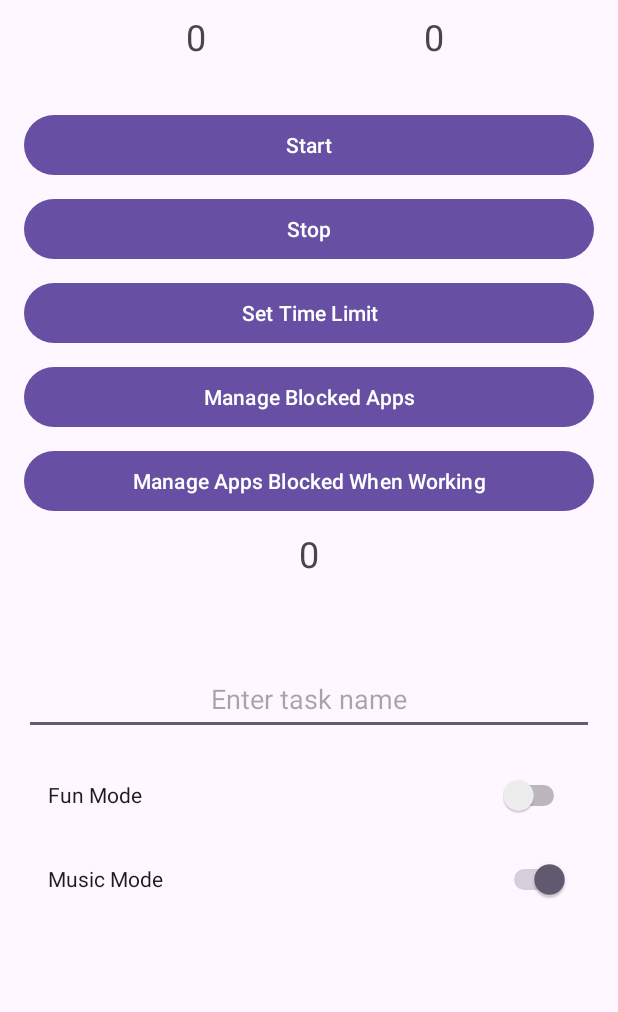
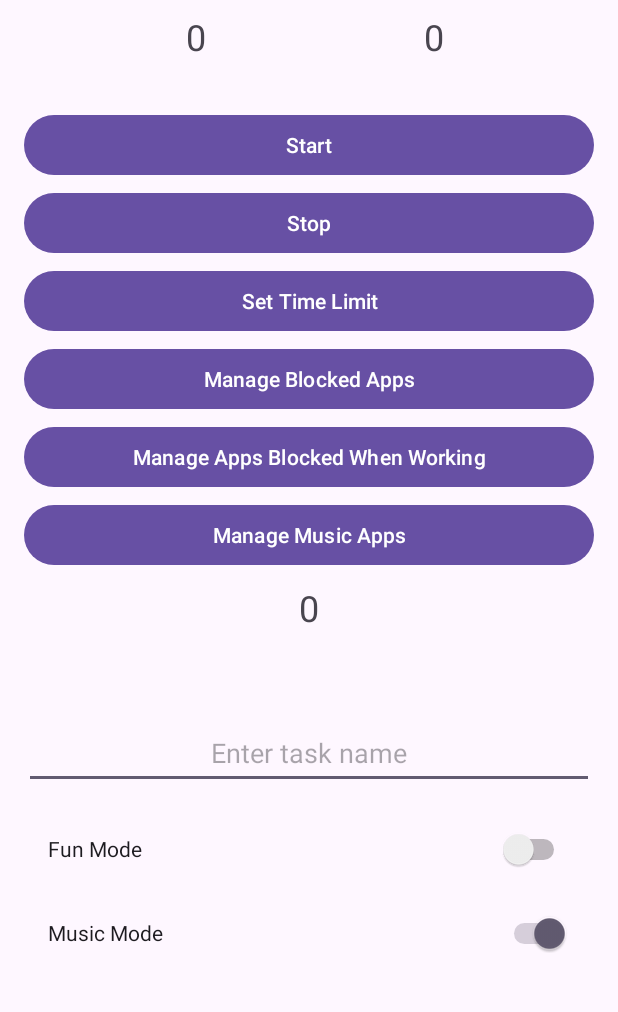
Before and after one commit to aamirza/startlines, an Android app: the screen it shows after launch (MainActivity), on a phone screen of 412 x 824 dp, the part 77-1089 px from its top. Run offline under Robolectric (Android 15) with nearby library versions, the phone set to English and light mode, and no system bars.

Commit message:
Created Music Mode apps button and music mode apps
Created the music mode button which lets users select which apps they want to open during music mode. (Have not implemented the music app opening feature yet).

```diff
--- a/app/src/main/java/com/asmirza/startlines/AppBlockingActivity.java
+++ b/app/src/main/java/com/asmirza/startlines/AppBlockingActivity.java
@@ -96,6 +96,8 @@ public class AppBlockingActivity extends AppCompatActivity {
             editor.putStringSet("blockedApps", selectedAppPackageNames);
         } else if (blockType.equals("DISTRACTING_APPS_BLOCK")) {
             editor.putStringSet("distractingApps", selectedAppPackageNames);
+        } else if (blockType.equals("MUSIC_APPS")) {
+            editor.putStringSet("musicApps", selectedAppPackageNames);
         }
 
         editor.apply();
@@ -107,6 +109,8 @@ public class AppBlockingActivity extends AppCompatActivity {
             return prefs.getStringSet("blockedApps", new HashSet<>());
         } else if (blockType.equals("DISTRACTING_APPS_BLOCK")) {
             return prefs.getStringSet("distractingApps", new HashSet<>());
+        } else if (blockType.equals("MUSIC_APPS")) {
+            return prefs.getStringSet("musicApps", new HashSet<>());
         }
 
         return prefs.getStringSet("blockedApps", new HashSet<>());
--- a/app/src/main/java/com/asmirza/startlines/MainActivity.java
+++ b/app/src/main/java/com/asmirza/startlines/MainActivity.java
@@ -72,13 +72,14 @@ public class MainActivity extends AppCompatActivity {
         setupSetTimeLimitButton();
         setupManageAppsButton();
         setupManagedDistractingAppsButton();
+        setupManageMusicAppsButton();
         if (!isAccessibilityServiceEnabled()) {
             showAccessibilityServiceDialog();
         }
         scheduleStartlines();
         scheduleMidnightAlarm();
         setupBackPressHandler();
-        scheduleStartlineChecker(1, "startline");  // for testing, will schedule Startline in 1 minute
+        //scheduleStartlineChecker(1, "startline");  // for testing, will schedule Startline in 1 minute
     }
 
     private void funModeSwitchListener() {
@@ -147,6 +148,18 @@ public class MainActivity extends AppCompatActivity {
             Log.d("MainActivity", "Manage distracting apps button pressed");
             Intent intent = new Intent(this, AppBlockingActivity.class);
             intent.putExtra("blockType", "DISTRACTING_APPS_BLOCK");
+            startActivity(intent);
+        });
+    }
+
+    private void setupManageMusicAppsButton() {
+        Button manageMusicAppsButton = findViewById(R.id.music_apps_button);
+        Log.d("MainActivity", "Setting up music apps button");
+
+        manageMusicAppsButton.setOnClickListener(v -> {
+            Log.d("MainActivity", "Manage music apps button pressed");
+            Intent intent = new Intent(this, AppBlockingActivity.class);
+            intent.putExtra("blockType", "MUSIC_APPS");
             startActivity(intent);
         });
     }
--- a/app/src/main/res/layout/activity_main.xml
+++ b/app/src/main/res/layout/activity_main.xml
@@ -73,7 +73,7 @@
         android:layout_width="0dp"
         android:layout_height="wrap_content"
         android:layout_marginStart="16dp"
-        android:layout_marginTop="8dp"
+        android:layout_marginTop="4dp"
         android:layout_marginEnd="16dp"
         android:text="@string/stop_button_text"
         app:layout_constraintBottom_toTopOf="@+id/time_limit_button"
@@ -87,7 +87,7 @@
         android:layout_width="0dp"
         android:layout_height="wrap_content"
         android:layout_marginStart="16dp"
-        android:layout_marginTop="8dp"
+        android:layout_marginTop="4dp"
         android:layout_marginEnd="16dp"
         android:text="@string/set_time_limit_text"
         app:layout_constraintBottom_toTopOf="@+id/blocked_apps_button"
@@ -105,7 +105,7 @@
         android:textSize="24sp"
         app:layout_constraintEnd_toEndOf="parent"
         app:layout_constraintStart_toStartOf="parent"
-        app:layout_constraintTop_toBottomOf="@id/distracting_apps_button" />
+        app:layout_constraintTop_toBottomOf="@id/music_apps_button" />
 
     <TextView
         android:id="@+id/working_until_text"
@@ -168,7 +168,7 @@
         android:layout_width="0dp"
         android:layout_height="wrap_content"
         android:layout_marginStart="16dp"
-        android:layout_marginTop="8dp"
+        android:layout_marginTop="4dp"
         android:layout_marginEnd="16dp"
         android:text="@string/manage_blocked_apps_button_text"
         app:layout_constraintBottom_toTopOf="@id/distracting_apps_button"
@@ -181,12 +181,25 @@
         android:layout_width="0dp"
         android:layout_height="wrap_content"
         android:layout_marginStart="16dp"
-        android:layout_marginTop="8dp"
+        android:layout_marginTop="4dp"
         android:layout_marginEnd="16dp"
         android:text="@string/distracting_apps_button_text"
-        app:layout_constraintBottom_toTopOf="@+id/current_timebox"
+        app:layout_constraintBottom_toTopOf="@id/music_apps_button"
         app:layout_constraintEnd_toEndOf="parent"
         app:layout_constraintStart_toStartOf="parent"
         app:layout_constraintTop_toBottomOf="@+id/blocked_apps_button" />
 
+    <Button
+        android:id="@+id/music_apps_button"
+        android:layout_width="0dp"
+        android:layout_height="wrap_content"
+        android:layout_marginStart="16dp"
+        android:layout_marginTop="4dp"
+        android:layout_marginEnd="16dp"
+        android:text="@string/music_apps_button_text"
+        app:layout_constraintBottom_toTopOf="@+id/current_timebox"
+        app:layout_constraintEnd_toEndOf="parent"
+        app:layout_constraintStart_toStartOf="parent"
+        app:layout_constraintTop_toBottomOf="@+id/distracting_apps_button" />
+
 </androidx.constraintlayout.widget.ConstraintLayout>
--- a/app/src/main/res/values/strings.xml
+++ b/app/src/main/res/values/strings.xml
@@ -17,4 +17,5 @@
     <string name="app_list_cancel_button_text">Cancel</string>
     <string name="app_blocking_service_description">Startline\'s App Blocking Service</string>
     <string name="distracting_apps_button_text">Manage Apps Blocked When Working</string>
+    <string name="music_apps_button_text">Manage Music Apps</string>
 </resources>
```
